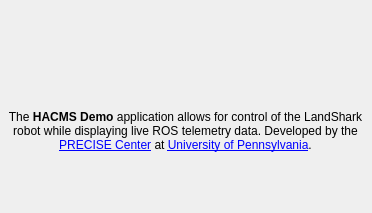
Before: the Qt Designer form hacms/ui/about.ui in PRECISE/HACMSDemo, drawn with Qt 5.
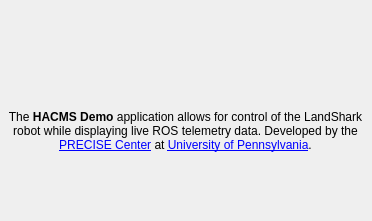
After: the same form once the commit is applied. Icons and pictures are not drawn.

Commit message: Adjusted GUI sizes.

What changed in the file:
```diff
--- a/hacms/ui/about.ui
+++ b/hacms/ui/about.ui
@@ -7,9 +7,21 @@
     <x>0</x>
     <y>0</y>
     <width>372</width>
-    <height>213</height>
+    <height>221</height>
    </rect>
   </property>
+  <property name="minimumSize">
+   <size>
+    <width>372</width>
+    <height>221</height>
+   </size>
+  </property>
+  <property name="maximumSize">
+   <size>
+    <width>372</width>
+    <height>221</height>
+   </size>
+  </property>
   <property name="windowTitle">
    <string>About HACMS Demo</string>
   </property>
```
Left out of the diff: 6 changed lines with no effect on the pictures. The commit also changes 3 other files.
